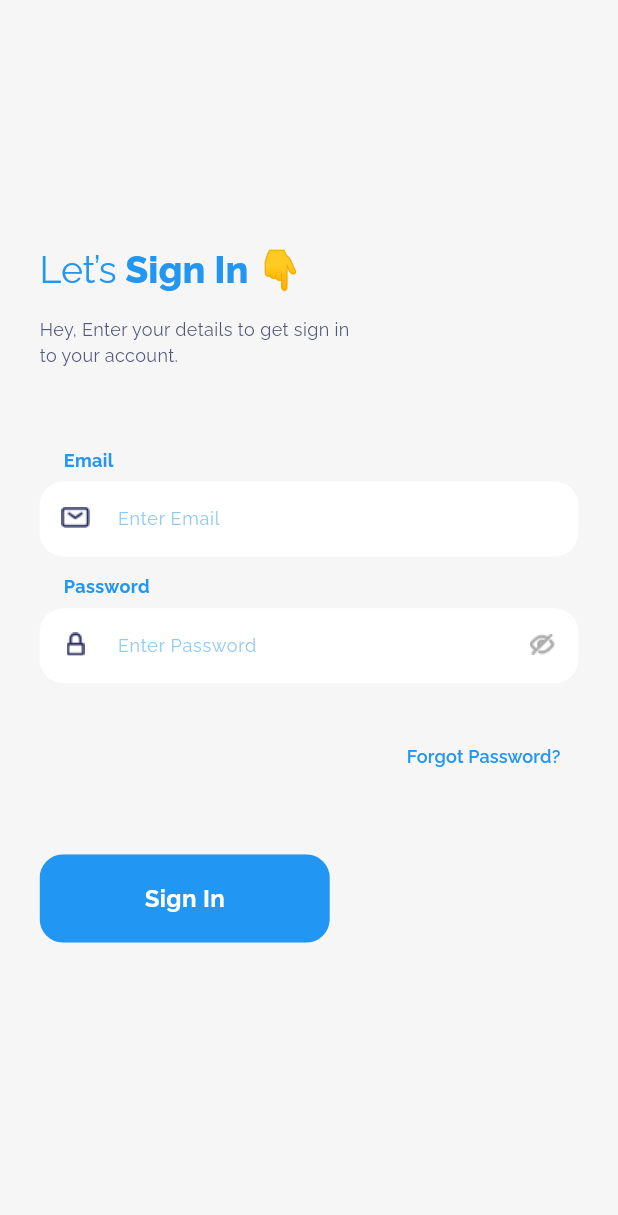
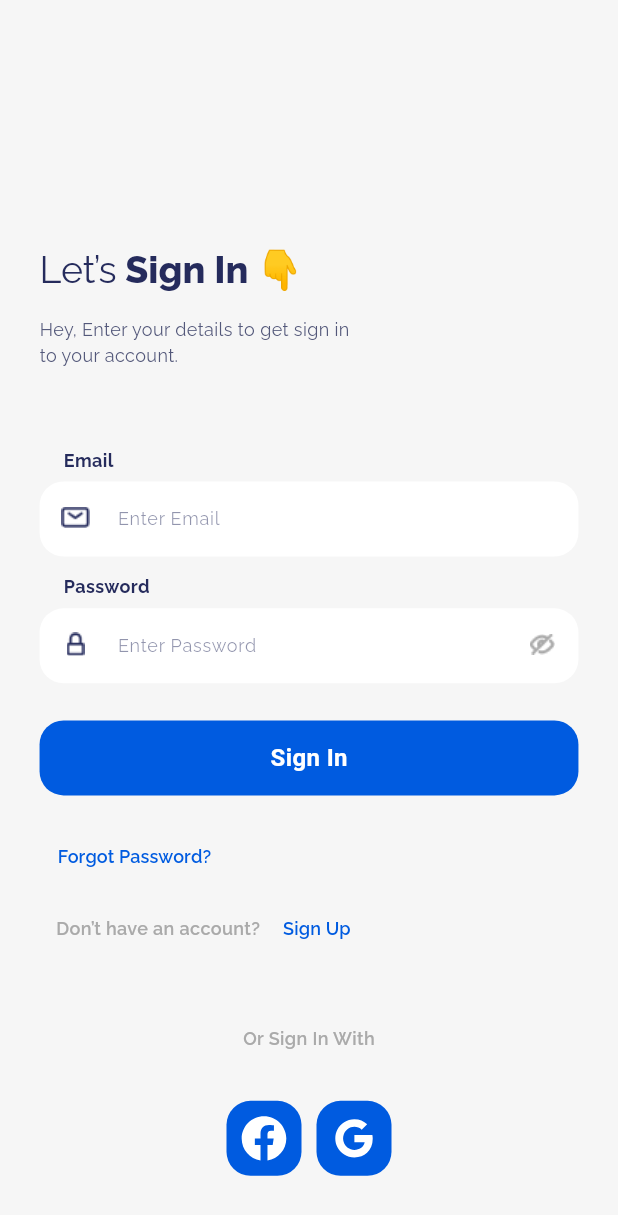
Before and after one commit to MohamedIsa/Dental-Clinic-System, a Flutter app: the screen it shows after launch, in the side drawer, after a tap on "Sign Up", on a phone screen of 412 x 824 dp. Shown: the top 1215 px of the screen. Run offline on Flutter 3.47's test engine with Material 3 defaults, Android fonts, the phone set to English and light mode, and no system bars; our stand-ins replace firebase_core, flutter_spinkit, flutter_svg, google_fonts; accounts and stored records are empty.

Commit message:
add sign up page

```diff
--- a/implementation/senior/lib/app_icons.dart
+++ b/implementation/senior/lib/app_icons.dart
@@ -1,7 +1,10 @@
-import 'package:flutter/material.dart';
 
 class AppIcons {
   static const String emailIcon = 'assets/images/EmailIcon.png';
   static const String lockIcon = 'assets/images/lockIcon.png';
   static const String eyeIcon = 'assets/images/EyeIcon.png';
+  static const String googleIcon = 'assets/svgs/g_logo.svg';
+  static const String facebookIcon = 'assets/svgs/f_logo.svg';
+  static const String idicon ='assets/images/ID.png';
+  static const String userIcon ='assets/images/User.png';
 }
--- a/implementation/senior/lib/home_page.dart
+++ b/implementation/senior/lib/home_page.dart
@@ -1,6 +1,7 @@
 import 'package:flutter/material.dart';
 import 'package:senior/service_card.dart';
 import 'package:senior/login_screen.dart';
+import 'package:senior/signup_screen.dart';
 class HomePage extends StatefulWidget {
   @override
   State<HomePage> createState() => _HomePageState();
@@ -151,7 +152,7 @@ class _HomePageState extends State<HomePage> {
                               textAlign: TextAlign.center,
                             ),
                             ElevatedButton(
-                              onPressed: () {},
+                              onPressed: () {Navigator.push(context,MaterialPageRoute(builder: (context) => SignUp()),);},
                               child: Text(
                                 'Sign Up',
                                 style: TextStyle(
@@ -187,7 +188,7 @@ class _HomePageState extends State<HomePage> {
                                   TextStyle(color: Colors.white, fontSize: 20),
                             ),
                             ElevatedButton(
-                              onPressed: () {},
+                              onPressed: () {Navigator.push(context,MaterialPageRoute(builder: (context) => SignUp()),);},
                               child: Text(
                                 'Sign Up',
                                 style: TextStyle(
--- a/implementation/senior/lib/login_screen.dart
+++ b/implementation/senior/lib/login_screen.dart
@@ -3,6 +3,8 @@ import 'package:senior/app_colors.dart';
 import 'package:senior/app_icons.dart';
 import 'package:senior/app_styles.dart';
 import 'package:senior/responsive_widget.dart';
+import 'package:flutter_svg/flutter_svg.dart';
+import 'package:senior/signup_screen.dart';
 
 class LoginScreen extends StatefulWidget {
   const LoginScreen({Key? key}) : super(key: key);
@@ -25,13 +27,15 @@ class _LoginScreenState extends State<LoginScreen> {
           crossAxisAlignment: CrossAxisAlignment.start,
           mainAxisAlignment: MainAxisAlignment.start,
           children: [
-            ResponsiveWidget.isSmallScreen(context) ? const SizedBox() : Expanded(
+            ResponsiveWidget.isSmallScreen(context)
+                ? const SizedBox()
+                : Expanded(
                     child: Container(
                       height: height,
-                color: Colors.blue,
+                      color: AppColors.mainBlueColor,
                       child: Center(
                         child: Text(
-                    'Dental clinic',
+                          'Dental Clinic',
                           style: ralewayStyle.copyWith(
                             fontSize: 48.0,
                             color: AppColors.whiteColor,
@@ -44,7 +48,11 @@ class _LoginScreenState extends State<LoginScreen> {
             Expanded(
               child: Container(
                 height: height,
-                margin: EdgeInsets.symmetric(horizontal: ResponsiveWidget.isSmallScreen(context)? height * 0.032 : height * 0.12),
+                margin: EdgeInsets.symmetric(
+                  horizontal: ResponsiveWidget.isSmallScreen(context)
+                      ? height * 0.032
+                      : height * 0.12,
+                ),
                 color: AppColors.backColor,
                 child: SingleChildScrollView(
                   padding: const EdgeInsets.only(bottom: 40.0),
@@ -60,14 +68,15 @@ class _LoginScreenState extends State<LoginScreen> {
                               text: 'Let’s',
                               style: ralewayStyle.copyWith(
                                 fontSize: 25.0,
-                                  color: Colors.blue,
+                                color: AppColors.blueDarkColor,
                                 fontWeight: FontWeight.normal,
-                                )),
+                              ),
+                            ),
                             TextSpan(
                               text: ' Sign In 👇',
                               style: ralewayStyle.copyWith(
                                 fontWeight: FontWeight.w800,
-                                color: Colors.blue,
+                                color: AppColors.blueDarkColor,
                                 fontSize: 25.0,
                               ),
                             ),
@@ -75,7 +84,8 @@ class _LoginScreenState extends State<LoginScreen> {
                         ),
                       ),
                       SizedBox(height: height * 0.02),
-                      Text('Hey, Enter your details to get sign in \nto your account.',
+                      Text(
+                        'Hey, Enter your details to get sign in \nto your account.',
                         style: ralewayStyle.copyWith(
                           fontSize: 12.0,
                           fontWeight: FontWeight.w400,
@@ -86,10 +96,11 @@ class _LoginScreenState extends State<LoginScreen> {
 
                       Padding(
                         padding: const EdgeInsets.only(left: 16.0),
-                        child: Text('Email',
+                        child: Text(
+                          'Email',
                           style: ralewayStyle.copyWith(
                             fontSize: 12.0,
-                            color: Colors.blue,
+                            color: AppColors.blueDarkColor,
                             fontWeight: FontWeight.w700,
                           ),
                         ),
@@ -103,24 +114,22 @@ class _LoginScreenState extends State<LoginScreen> {
                           color: AppColors.whiteColor,
                         ),
                         child: TextFormField(
-
                           style: ralewayStyle.copyWith(
                             fontWeight: FontWeight.w400,
-                            color: Colors.blue,
+                            color: AppColors.blueDarkColor,
                             fontSize: 12.0,
                           ),
-
                           decoration: InputDecoration(
                             border: InputBorder.none,
                             prefixIcon: IconButton(
-                              onPressed: (){},
+                              onPressed: () {},
                               icon: Image.asset(AppIcons.emailIcon),
                             ),
                             contentPadding: const EdgeInsets.only(top: 16.0),
                             hintText: 'Enter Email',
                             hintStyle: ralewayStyle.copyWith(
                               fontWeight: FontWeight.w400,
-                              color: Colors.blue.withOpacity(0.5),
+                              color: AppColors.blueDarkColor.withOpacity(0.5),
                               fontSize: 12.0,
                             ),
                           ),
@@ -130,10 +139,11 @@ class _LoginScreenState extends State<LoginScreen> {
                       SizedBox(height: height * 0.014),
                       Padding(
                         padding: const EdgeInsets.only(left: 16.0),
-                        child: Text('Password',
+                        child: Text(
+                          'Password',
                           style: ralewayStyle.copyWith(
                             fontSize: 12.0,
-                            color: Colors.blue,
+                            color: AppColors.blueDarkColor,
                             fontWeight: FontWeight.w700,
                           ),
                         ),
@@ -147,29 +157,27 @@ class _LoginScreenState extends State<LoginScreen> {
                           color: AppColors.whiteColor,
                         ),
                         child: TextFormField(
-
                           style: ralewayStyle.copyWith(
                             fontWeight: FontWeight.w400,
-                            color: Colors.blue,
+                            color: AppColors.blueDarkColor,
                             fontSize: 12.0,
                           ),
                           obscureText: true,
-
                           decoration: InputDecoration(
                             border: InputBorder.none,
                             suffixIcon: IconButton(
-                              onPressed: (){},
+                              onPressed: () {},
                               icon: Image.asset(AppIcons.eyeIcon),
                             ),
                             prefixIcon: IconButton(
-                              onPressed: (){},
+                              onPressed: () {},
                               icon: Image.asset(AppIcons.lockIcon),
                             ),
                             contentPadding: const EdgeInsets.only(top: 16.0),
                             hintText: 'Enter Password',
                             hintStyle: ralewayStyle.copyWith(
                               fontWeight: FontWeight.w400,
-                              color: Colors.blue.withOpacity(0.5),
+                              color: AppColors.blueDarkColor.withOpacity(0.5),
                               fontSize: 12.0,
                             ),
                           ),
@@ -177,34 +185,27 @@ class _LoginScreenState extends State<LoginScreen> {
                       ),
 
                       SizedBox(height: height * 0.03),
-                      Align(
-                        alignment: Alignment.centerRight,
-                        child: TextButton(
-                          onPressed: (){},
-                          child: Text('Forgot Password?',
-                            style: ralewayStyle.copyWith(
-                              fontSize: 12.0,
-                              color: Colors.blue,
-                              fontWeight: FontWeight.w600,
+                      Container(
+                        height: 50.0,
+                        width: width,
+                        decoration: BoxDecoration(
+                          borderRadius: BorderRadius.circular(16.0),
+                          color: AppColors.mainBlueColor,
                         ),
-                          ),
-                        ),
-                      ),
-
-                      SizedBox(height: height * 0.05),
-                      Material(
+                        child: Material(
                           color: Colors.transparent,
                           child: InkWell(
-                          onTap: (){},
+                            onTap: () {},
                             borderRadius: BorderRadius.circular(16.0),
                             child: Ink(
-                            padding: const EdgeInsets.symmetric(horizontal: 70.0, vertical: 18.0),
-                            decoration: BoxDecoration(
-                              borderRadius: BorderRadius.circular(16.0),
-                              color: Colors.blue,
+                              padding: EdgeInsets.symmetric(
+                                horizontal: width * 0.1, // Adjust the horizontal padding as needed
+                                vertical: 12.0, // Adjust the vertical padding as needed
                               ),
-                            child: Text('Sign In',
-                              style: ralewayStyle.copyWith(
+                              child: Center(
+                                child: Text(
+                                  'Sign In',
+                                  style: TextStyle(
                                     fontWeight: FontWeight.w700,
                                     color: AppColors.whiteColor,
                                     fontSize: 16.0,
@@ -213,6 +214,112 @@ class _LoginScreenState extends State<LoginScreen> {
                               ),
                             ),
                           ),
+                        ),
+                      ),
+
+                      SizedBox(height: height * 0.02),
+                      Align(
+                        alignment: Alignment.centerLeft,
+                        child: TextButton(
+                          onPressed: () {},
+                          child: Text(
+                            'Forgot Password?',
+                            style: ralewayStyle.copyWith(
+                              fontSize: 12.0,
+                              color: AppColors.mainBlueColor,
+                              fontWeight: FontWeight.w600,
+                            ),
+                          ),
+                        ),
+                      ),
+                      Padding(
+                        padding: const EdgeInsets.only(left: 11.0),
+                        child: Row(
+                          mainAxisAlignment: MainAxisAlignment.start,
+                          children: [
+                            Text(
+                              'Don’t have an account? ',
+                              style: ralewayStyle.copyWith(
+                                fontSize: 12.0,
+                                color: AppColors.greyColor,
+                                fontWeight: FontWeight.w600,
+                              ),
+                            ),
+                            InkWell(
+                              onTap: () {},
+                              child: TextButton(
+                                onPressed: () {
+                                   Navigator.of(context).push(
+                              MaterialPageRoute(
+                                builder: (context) => const SignUp(),
+                              ),
+                            );
+                                },
+                                child: Text(
+                                  'Sign Up',
+                                  style: ralewayStyle.copyWith(
+                                    fontSize: 12.0,
+                                    color: AppColors.mainBlueColor,
+                                    fontWeight: FontWeight.w600,
+                                  ),
+                                ),
+                              ),
+                            ),
+                          ],
+                        ),
+                      ),
+                      SizedBox(height: height * 0.05),
+
+                     Center(
+                       child: Text('Or Sign In With', style: ralewayStyle.copyWith(
+                       fontSize: 12.0,
+                       color: AppColors.greyColor,
+                       fontWeight: FontWeight.w600,
+                       )),
+                     ),
+
+                      SizedBox(height: height * 0.02),
+                          SizedBox(height: height * 0.02),
+                          Align(
+                          alignment: Alignment.center,
+                          child: Row(
+                            mainAxisAlignment: MainAxisAlignment.center,
+                            children: [
+                            Container(
+                              height: 50.0,
+                              width: 50.0,
+                              decoration: BoxDecoration(
+                              borderRadius: BorderRadius.circular(16.0),
+                              color: AppColors.mainBlueColor,
+                              ),
+                              child: IconButton(
+                              onPressed: () {},
+                              icon: SvgPicture.asset(AppIcons.facebookIcon,
+                              color: AppColors.whiteColor,
+
+                              ),
+                              ),
+                            ),
+                            SizedBox(width: 10.0),
+                            Container(
+                              height: 50.0,
+                              width: 50.0,
+                              decoration: BoxDecoration(
+                              borderRadius: BorderRadius.circular(16.0),
+                              color: AppColors.mainBlueColor,
+                              ),
+                              child: IconButton(
+                              onPressed: () {},
+                              icon: SvgPicture.asset(
+                              AppIcons.googleIcon,
+                               color: AppColors.whiteColor,
+                              ),
+                              ),
+                            ),
+                            ],
+                          ),
+                          ),
+
                     ],
                   ),
                 ),
```
Also changed, not shown: implementation/senior/database.rules.json (added, +7 -0 lines), implementation/senior/lib/signup_screen.dart (added, +480 -0 lines), implementation/senior/assets/images/ID.svg (added), implementation/senior/assets/images/User.png (added), implementation/senior/assets/images/User.svg (added), implementation/senior/pubspec.lock, 2 other files. Lines whose indentation alone changed are shown as unchanged.
